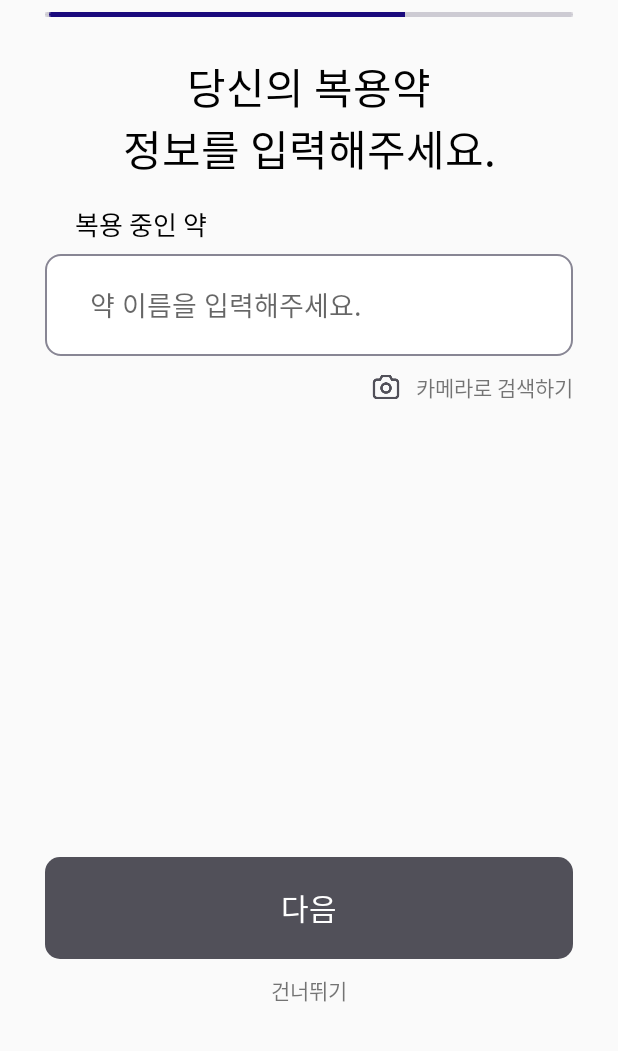
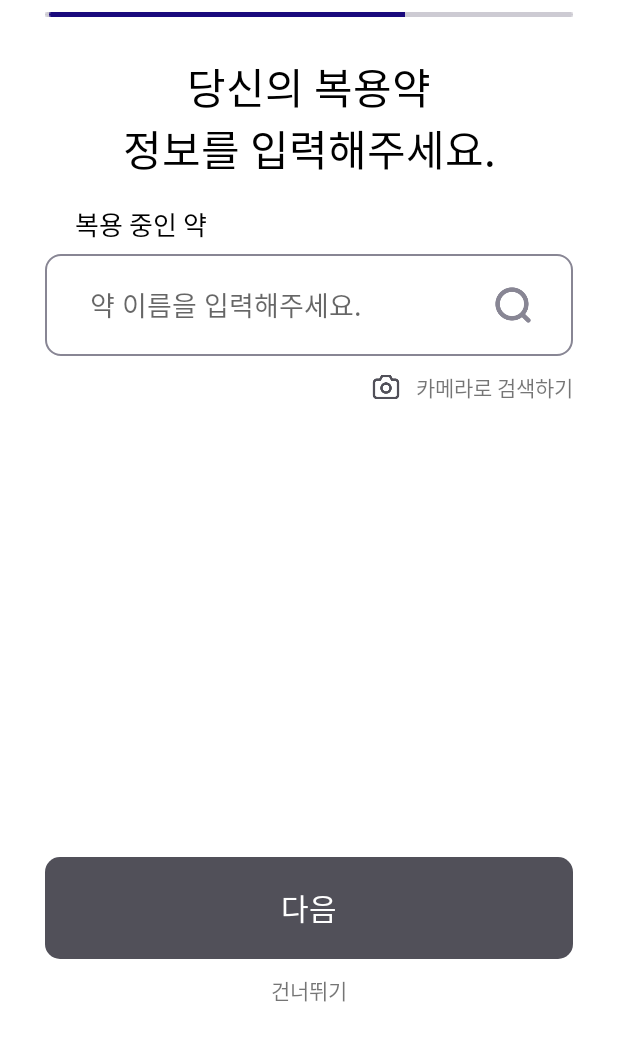
Before and after one commit to medi4me/frontend_medi, an Android app: the OnboardingMedicineActivity screen opened directly, with no data from a screen before it, on a phone screen of 412 x 824 dp, the part 185-1236 px from its top. Run offline under Robolectric (Android 15) with nearby library versions, the phone set to English and light mode, and no system bars.

Commit message:
FEAT:온보딩 검색 이미지 추가

```diff
--- a/app/src/main/java/com/example/mediforme/onboarding/OnboardingMedicineActivity.kt
+++ b/app/src/main/java/com/example/mediforme/onboarding/OnboardingMedicineActivity.kt
@@ -40,7 +40,7 @@ class OnboardingMedicineActivity : AppCompatActivity() {
             startActivity(Intent(this, OnboardingDetailActivity::class.java))
         }
 
-        binding.searchWithCameraTv.setOnClickListener {
+        binding.searchMedicineIv.setOnClickListener {
             showSearchResultsBottomSheet()
         }
 
--- a/app/src/main/res/layout/activity_onboarding_medicine.xml
+++ b/app/src/main/res/layout/activity_onboarding_medicine.xml
@@ -2,11 +2,11 @@
 <androidx.constraintlayout.widget.ConstraintLayout
     xmlns:android="http://schemas.android.com/apk/res/android"
     xmlns:app="http://schemas.android.com/apk/res-auto"
-    xmlns:tools="http://schemas.android.com/tools"
     android:id="@+id/main"
     android:layout_width="match_parent"
     android:layout_height="match_parent"
-    tools:context=".join_phone">
+    android:background="@color/white"
+    >
 
     <ImageView
         android:id="@+id/imageView2"
@@ -88,6 +88,16 @@
         app:layout_constraintTop_toBottomOf="@+id/explain_tv" />
 
     <ImageView
+        android:id="@+id/search_medicine_iv"
+        android:layout_width="40dp"
+        android:layout_height="40dp"
+        android:src="@drawable/ic_search_medicine"
+        android:layout_marginEnd="20dp"
+        app:layout_constraintBottom_toBottomOf="@+id/medicine_name_EV"
+        app:layout_constraintEnd_toEndOf="@+id/medicine_name_EV"
+        app:layout_constraintTop_toTopOf="@+id/medicine_name_EV" />
+
+    <ImageView
         android:layout_width="20dp"
         android:layout_height="20dp"
         android:src="@drawable/ic_camera"
```
Also changed, not shown: app/src/main/res/drawable/ic_search_medicine.png (added).
